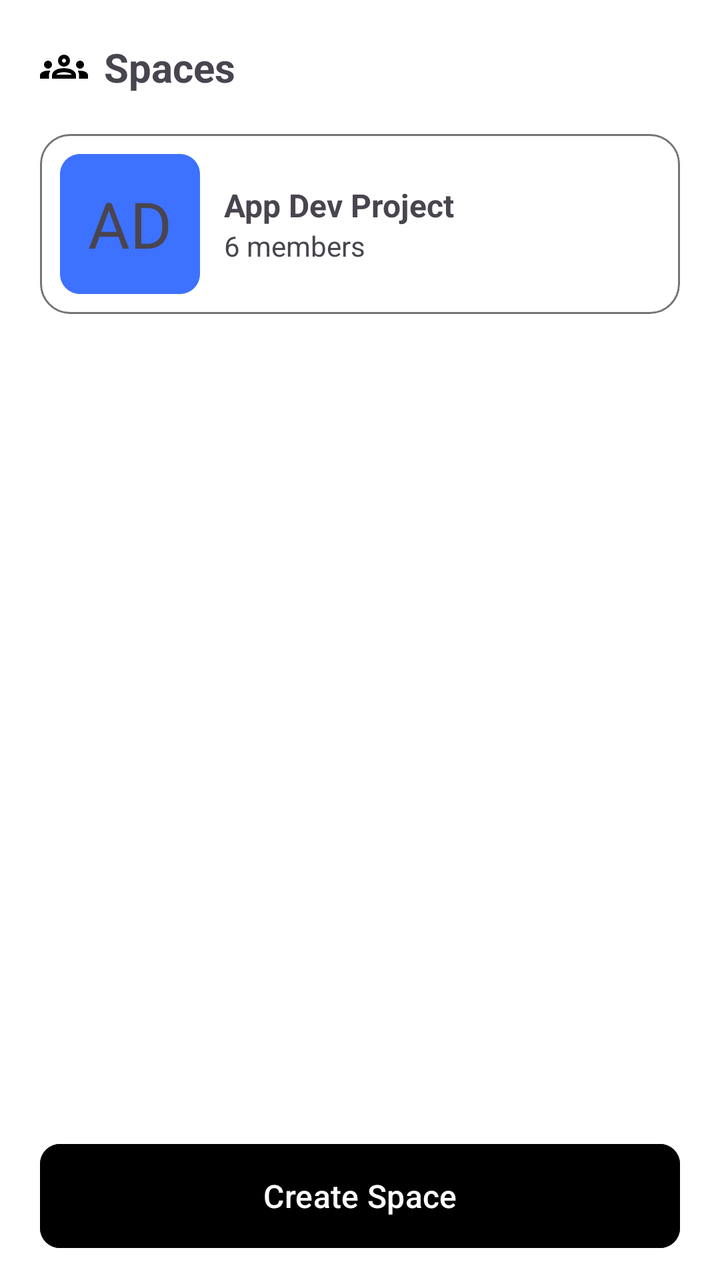
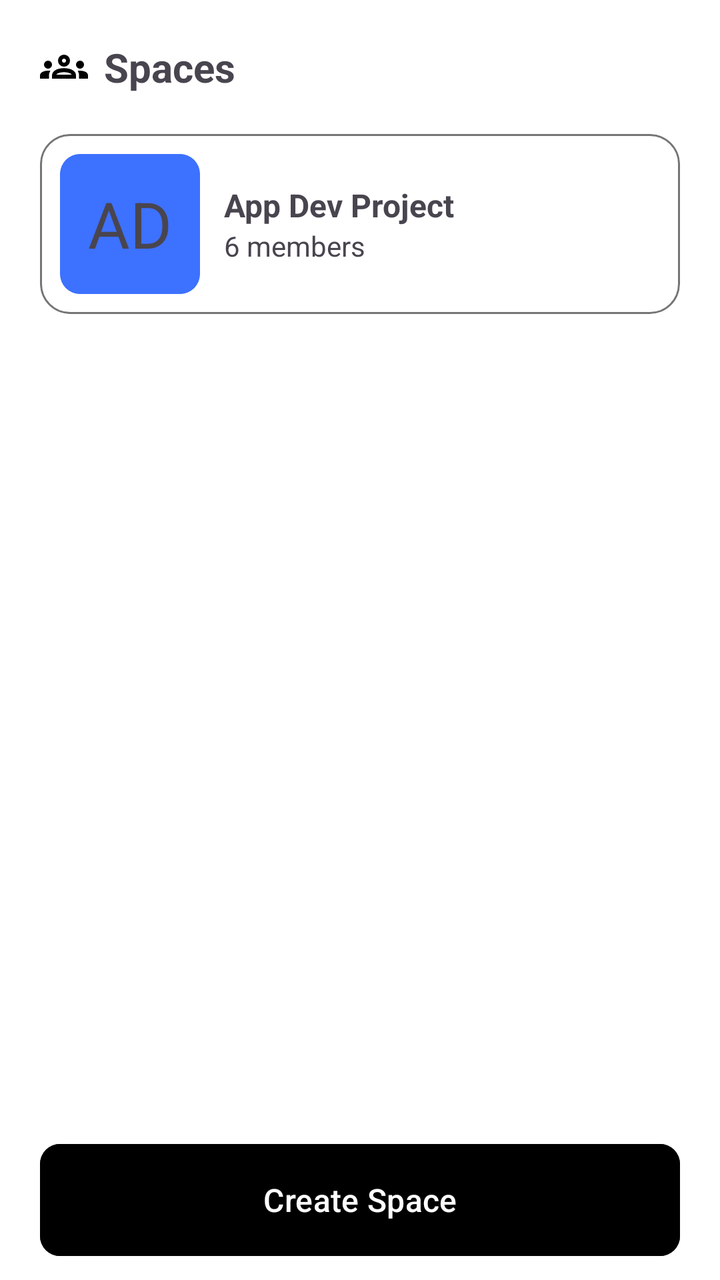

Screens rendered from an Android XML layout before and after an edit, with the pre-edit source and the edit as a unified diff.
<!-- AndroidManifest.xml: application theme Theme.Syncly -->
<!-- res/layout/fragment_spaces.xml -->
<?xml version="1.0" encoding="utf-8"?>
<RelativeLayout xmlns:android="http://schemas.android.com/apk/res/android"
    xmlns:app="http://schemas.android.com/apk/res-auto"
    xmlns:tools="http://schemas.android.com/tools"
    android:id="@+id/main"
    android:layout_width="match_parent"
    android:layout_height="match_parent"
    tools:context=".fragments.Spaces"
    android:background="@color/white">

    <RelativeLayout
        android:layout_width="match_parent"
        android:layout_height="wrap_content"
        android:layout_margin="20dp"
        android:id="@+id/heading"
        android:layout_alignParentTop="true"
        >
        <ImageView
            android:layout_width="wrap_content"
            android:layout_height="wrap_content"
            android:src="@drawable/icon_group"
            android:id="@+id/groupIcon"
            android:layout_centerVertical="true"
            app:tint="@color/black" />

        <TextView
            android:layout_width="wrap_content"
            android:layout_height="wrap_content"
            android:layout_toEndOf="@id/groupIcon"
            android:text="Spaces"
            android:textSize="20dp"
            android:layout_marginLeft="8dp"
            android:textStyle="bold"
            android:layout_centerVertical="true"/>
    </RelativeLayout>

    <ScrollView
        android:layout_width="match_parent"
        android:layout_height="match_parent"
        android:layout_marginHorizontal="20dp"
        android:layout_below="@id/heading"
        android:layout_marginBottom="80dp"
        >
            <com.google.android.material.card.MaterialCardView
                android:layout_width="match_parent"
                android:layout_height="94dp"
                android:layout_marginBottom="8dp"
                app:cardCornerRadius="15dp"
                app:strokeColor="@color/gray"
                android:backgroundTint="@color/white"
                android:id="@+id/spacesBtn"
                >
                <LinearLayout
                    android:layout_width="match_parent"
                    android:layout_height="match_parent"
                    android:orientation="horizontal"
                    android:padding="10dp">
                    <com.google.android.material.card.MaterialCardView
                        android:layout_width="70dp"
                        android:layout_height="70dp"
                        android:layout_gravity="center|start"
                        android:background="@color/black"
                        app:cardCornerRadius="10dp"
                        android:backgroundTint="@color/light_blue"
                        app:strokeColor="@color/light_blue"
                        >

                        <TextView
                            android:layout_width="wrap_content"
                            android:layout_height="wrap_content"
                            android:layout_gravity="center"
                            android:fontFamily="sans-serif"
                            android:text="AD"
                            android:textSize="32dp"
                            android:id="@+id/initials"/>
                    </com.google.android.material.card.MaterialCardView>

                    <LinearLayout
                        android:layout_width="match_parent"
                        android:layout_height="match_parent"
                        android:gravity="center_vertical"
                        android:orientation="vertical"
                        android:layout_marginLeft="12dp">
                        <TextView
                            android:layout_width="wrap_content"
                            android:layout_height="wrap_content"
                            android:text="App Dev Project"
                            android:fontFamily="sans-serif"
                            android:textStyle="bold"
                            android:textSize="16dp"
                            android:id="@+id/name"/>

                        <TextView
                            android:layout_width="wrap_content"
                            android:layout_height="wrap_content"
                            android:text="6 members"
                            android:fontFamily="sans-serif"
                            android:textSize="14dp"
                            android:id="@+id/membersCount"/>
                    </LinearLayout>
                </LinearLayout>
            </com.google.android.material.card.MaterialCardView>
    </ScrollView>

    <com.google.android.material.button.MaterialButton
        android:id="@+id/addButton"
        android:layout_width="match_parent"
        android:layout_height="60dp"
        android:text="Create Space"
        android:backgroundTint="@color/black"
        android:textSize="16dp"
        app:cornerRadius="10dp"
        android:layout_marginHorizontal="20dp"
        android:layout_marginBottom="12dp"
        android:layout_alignParentBottom="true"/>

</RelativeLayout>
<!-- resources referenced by this layout -->
<resources>
  <color name="black">#FF000000</color>
  <color name="gray">#757575</color>
  <color name="light_blue">#3D71FF</color>
  <color name="white">#FFFFFFFF</color>
  <!-- drawable icon_group (drawable) -->
  <vector xmlns:android="http://schemas.android.com/apk/res/android" android:height="24dp" android:tint="#FFFFFF" android:viewportHeight="960" android:viewportWidth="960" android:width="24dp">
  
      <path android:fillColor="@android:color/white" android:pathData="M0,720L0,657Q0,614 44,587Q88,560 160,560Q173,560 185,560.5Q197,561 208,563Q194,584 187,607Q180,630 180,655L180,720L0,720ZM240,720L240,655Q240,623 257.5,596.5Q275,570 307,550Q339,530 383.5,520Q428,510 480,510Q533,510 577.5,520Q622,530 654,550Q686,570 703,596.5Q720,623 720,655L720,720L240,720ZM780,720L780,655Q780,629 773.5,606Q767,583 754,563Q765,561 776.5,560.5Q788,560 800,560Q872,560 916,586.5Q960,613 960,657L960,720L780,720ZM325,640L636,640L636,640Q626,620 580.5,605Q535,590 480,590Q425,590 379.5,605Q334,620 325,640ZM160,520Q127,520 103.5,496.5Q80,473 80,440Q80,406 103.5,383Q127,360 160,360Q194,360 217,383Q240,406 240,440Q240,473 217,496.5Q194,520 160,520ZM800,520Q767,520 743.5,496.5Q720,473 720,440Q720,406 743.5,383Q767,360 800,360Q834,360 857,383Q880,406 880,440Q880,473 857,496.5Q834,520 800,520ZM480,480Q430,480 395,445Q360,410 360,360Q360,309 395,274.5Q430,240 480,240Q531,240 565.5,274.5Q600,309 600,360Q600,410 565.5,445Q531,480 480,480ZM480,400Q497,400 508.5,388.5Q520,377 520,360Q520,343 508.5,331.5Q497,320 480,320Q463,320 451.5,331.5Q440,343 440,360Q440,377 451.5,388.5Q463,400 480,400ZM481,640L481,640Q481,640 481,640Q481,640 481,640Q481,640 481,640Q481,640 481,640L481,640ZM480,360Q480,360 480,360Q480,360 480,360Q480,360 480,360Q480,360 480,360Q480,360 480,360Q480,360 480,360Q480,360 480,360Q480,360 480,360Z"/>
  
  </vector>
  <style name="Theme.Syncly" parent="Base.Theme.Syncly" />
  <style name="Base.Theme.Syncly" parent="Theme.Material3.DayNight.NoActionBar">
          
          
      </style>
</resources>

<!-- the commit's change to res/layout/fragment_spaces.xml (unified diff, before → after) -->
@@ -112,6 +112,7 @@
         app:cornerRadius="10dp"
         android:layout_marginHorizontal="20dp"
         android:layout_marginBottom="12dp"
+        android:insetBottom="0dp"
         android:layout_alignParentBottom="true"/>
 
 </RelativeLayout>
